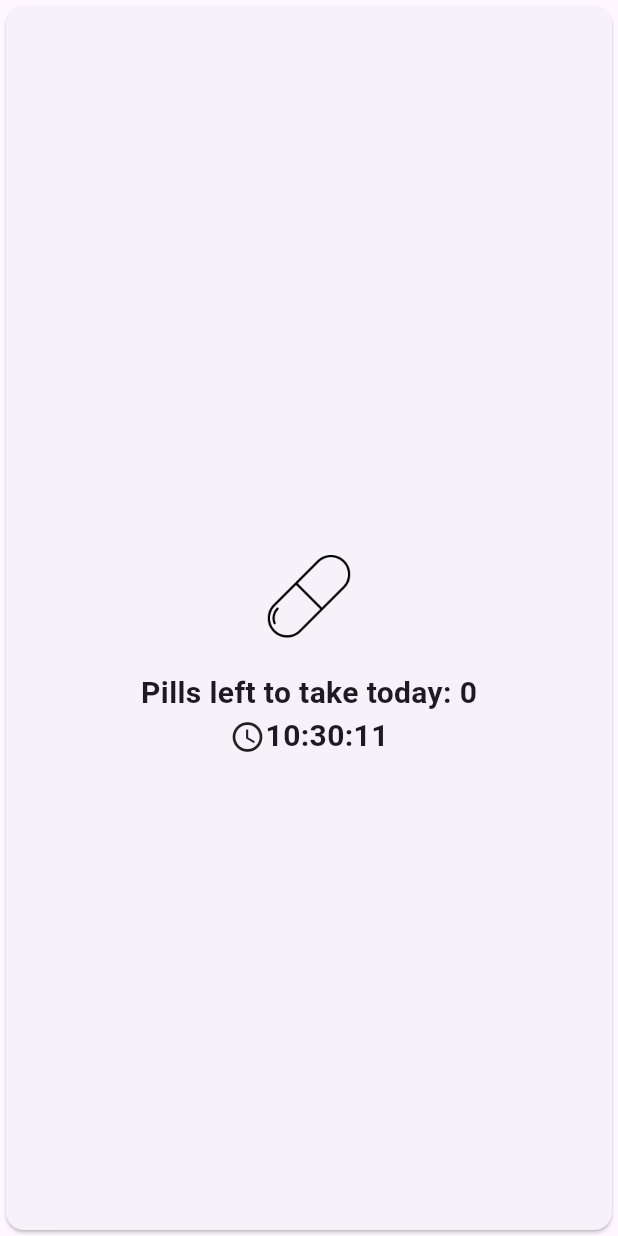
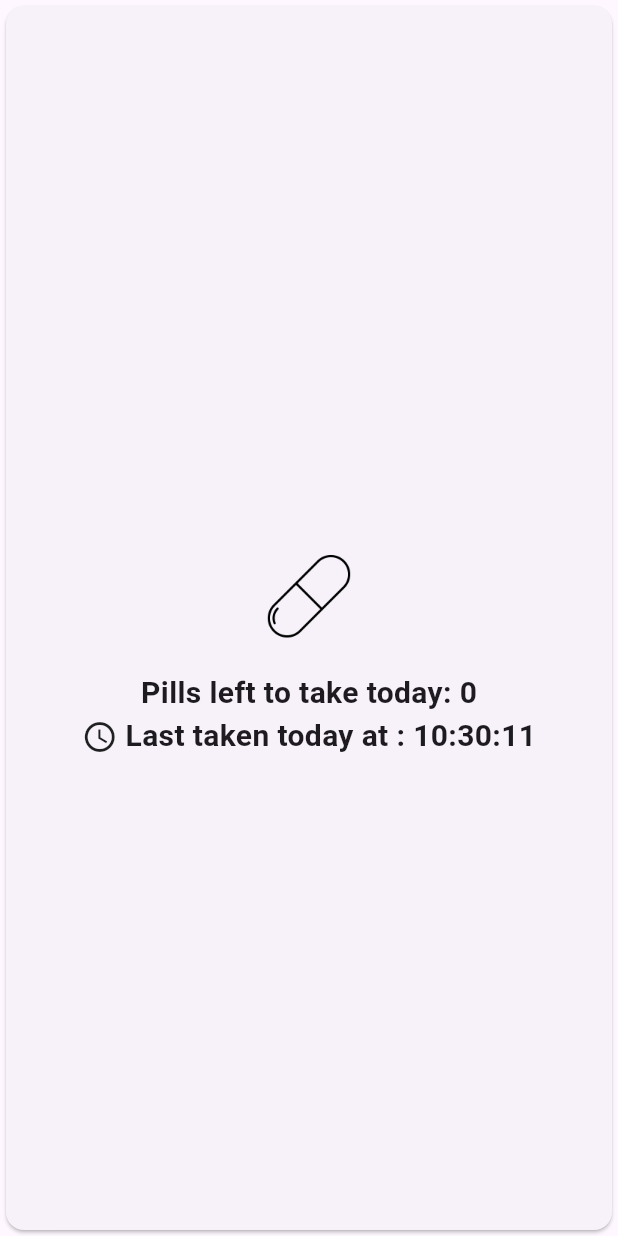
Before and after one commit to TomerPacific/Pill, a Flutter app: the PillWidget widget shown alone on an empty page, opened directly with empty values, on a phone screen of 412 x 824 dp. Run offline on Flutter 3.47's test engine with Material 3 defaults, Android fonts, the phone set to English and light mode, and no system bars; our stand-ins replace flutter_bloc, shared_preferences; accounts and stored records are empty.

Commit message:
Pill changing UI to add text to indicate when pill was last taken

```diff
--- a/lib/widget/pill_to_take_widget.dart
+++ b/lib/widget/pill_to_take_widget.dart
@@ -63,9 +63,13 @@ class PillWidget extends StatelessWidget {
                   children: lastTaken != null
                       ? [
                           Icon(Icons.access_time),
-                          Text(dateService.getHourFromDate(lastTaken),
+                          Padding(
+                              padding: const EdgeInsets.fromLTRB(5, 0, 0, 0),
+                              child: Text(
+                              "Last taken today at : ${dateService.getHourFromDate(lastTaken)}",
                               style: TextStyle(
                                   fontSize: 20.0, fontWeight: FontWeight.bold))
+                          )
                         ]
                       : [])
             ])),
```
